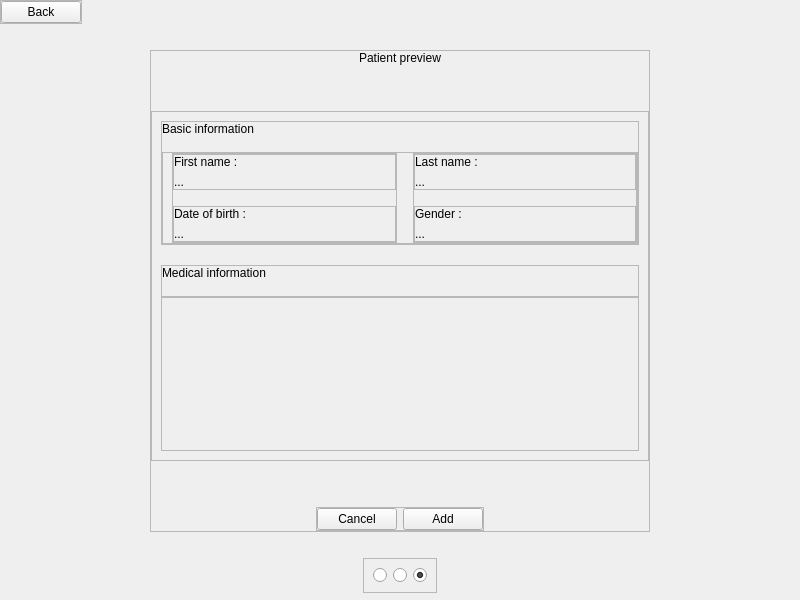
First picture: the form in skin application/skinApplication/src/views/ui/ui_add_patient_preview.ui, repository AgustinCartaya/SkinApplication, before the edit.
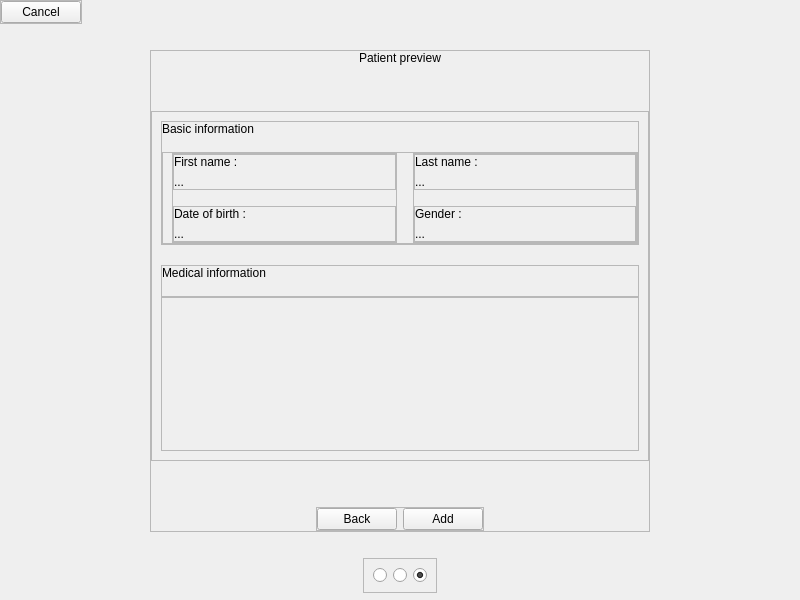
Second picture: the form after the edit. Custom widgets are drawn as their Qt base class.

Patch:
```diff
--- a/skin application/skinApplication/src/views/ui/ui_add_patient_preview.ui
+++ b/skin application/skinApplication/src/views/ui/ui_add_patient_preview.ui
@@ -57,9 +57,9 @@
        <number>0</number>
       </property>
       <item>
-       <widget class="NavigatorButton" name="bt_back">
+       <widget class="NavigatorButton" name="bt_cancel">
         <property name="text">
-         <string>Back</string>
+         <string>Cancel</string>
         </property>
        </widget>
       </item>
@@ -549,9 +549,9 @@
           <number>0</number>
          </property>
          <item>
-          <widget class="Button" name="bt_cancel">
+          <widget class="Button" name="bt_back">
            <property name="text">
-            <string>Cancel</string>
+            <string>Back</string>
            </property>
           </widget>
          </item>
```
Left out of the diff: 6 changed lines with no effect on the pictures.
